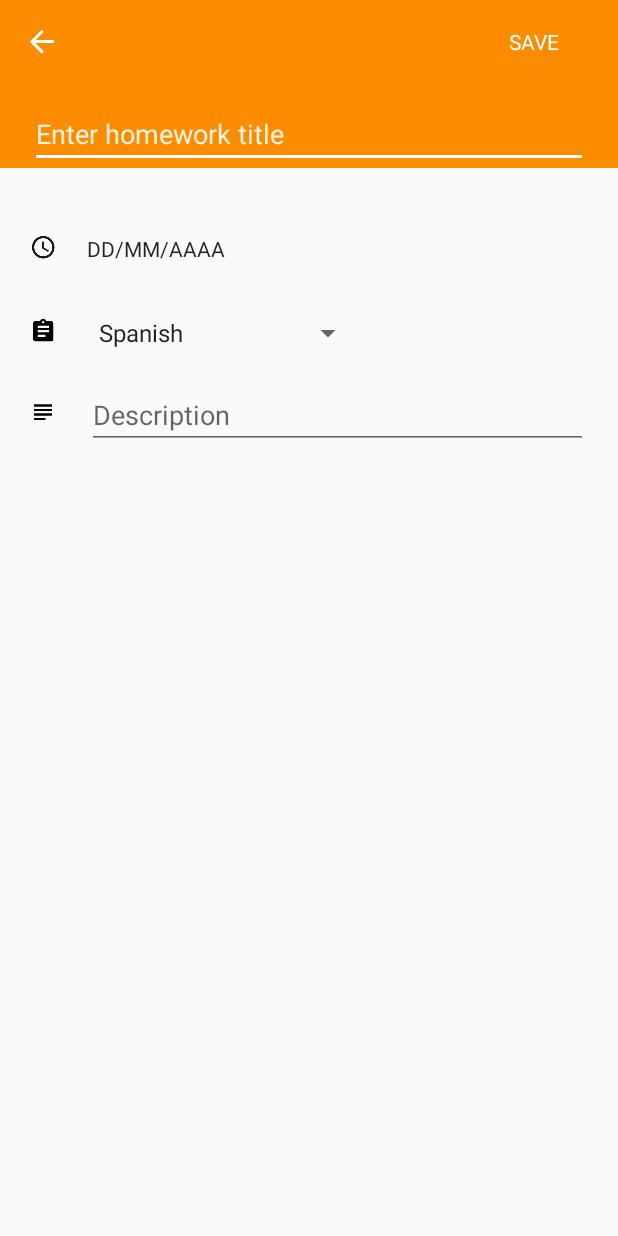
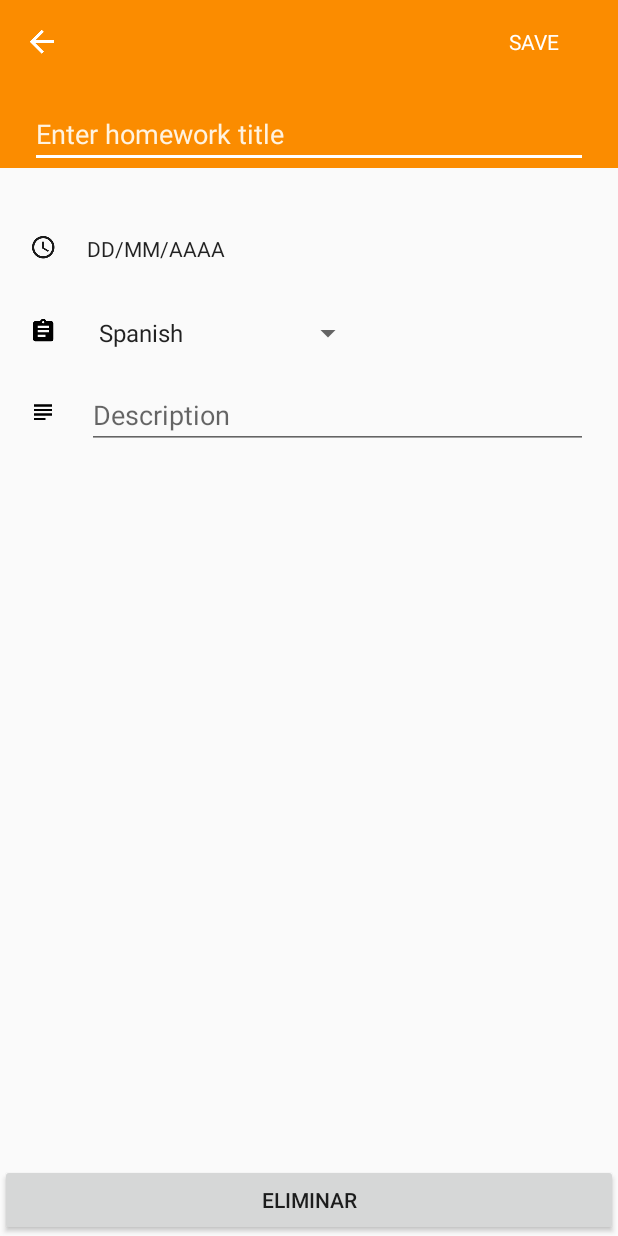
Before and after one commit to HooHaaInc/smed, an Android app: the layout activity_add_homework.xml on its own in the app's theme, with its tools: preview values and no code run, on a phone screen of 412 x 824 dp. Run offline under Robolectric (Android 15) with nearby library versions, the phone set to English and light mode, and no system bars.

Commit message:
"eliminar tarea"

```diff
--- a/app/src/main/res/layout/activity_add_homework.xml
+++ b/app/src/main/res/layout/activity_add_homework.xml
@@ -40,7 +40,8 @@
 
     <ScrollView
         android:layout_width="match_parent"
-        android:layout_height="match_parent">
+        android:layout_height="0dp"
+        android:layout_weight="1">
         <LinearLayout
             android:layout_width="match_parent"
             android:layout_height="wrap_content"
@@ -119,7 +120,12 @@
         </LinearLayout>
     </ScrollView>
 
-
+    <android.support.v7.widget.AppCompatButton
+        android:id="@+id/delete_homework"
+        android:layout_width="match_parent"
+        android:layout_height="wrap_content"
+        android:text="Eliminar"
+        />
 
 
 </LinearLayout>
--- a/app/src/main/res/layout/fragment_main.xml
+++ b/app/src/main/res/layout/fragment_main.xml
@@ -2,10 +2,7 @@
 
 <RelativeLayout xmlns:android="http://schemas.android.com/apk/res/android"
     xmlns:tools="http://schemas.android.com/tools" android:layout_width="match_parent"
-    android:layout_height="match_parent" android:paddingLeft="@dimen/activity_horizontal_margin"
-    android:paddingRight="@dimen/activity_horizontal_margin"
-    android:paddingTop="@dimen/activity_vertical_margin"
-    android:paddingBottom="@dimen/activity_vertical_margin"
+    android:layout_height="match_parent"
     tools:context="mx.uson.cc.smed.MainActivityFragment">
 
     <android.support.v4.widget.SwipeRefreshLayout xmlns:android="http://schemas.android.com/apk/res/android"
```
Also changed, not shown: app/src/main/java/mx/uson/cc/smed/AddHomeworkActivity.java (+7 -0 lines), app/src/main/java/mx/uson/cc/smed/MainActivity.java (+3 -7 lines).
